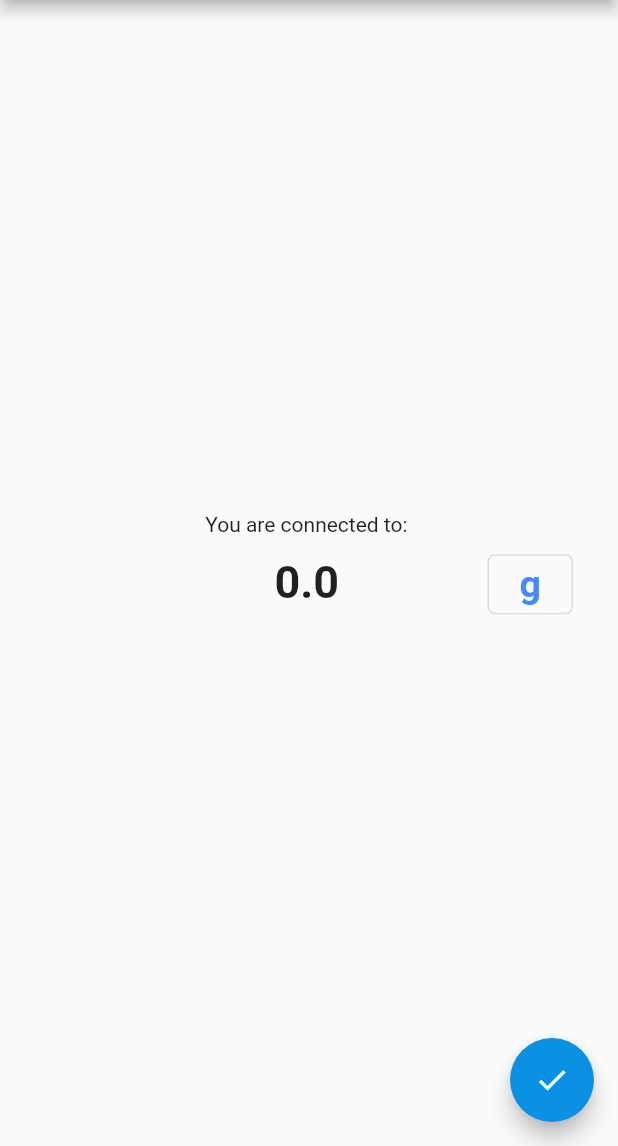
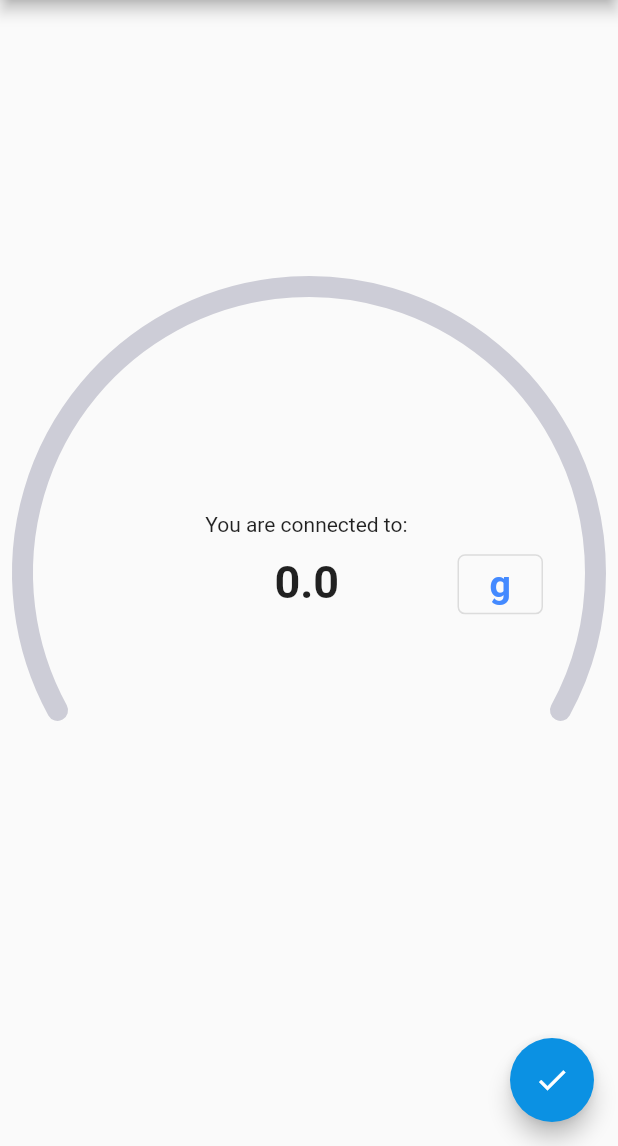
Before and after one commit to ammolytics/projects, a Flutter app: the screen it shows after launch, in the side drawer, after a tap on the "check" icon, on a phone screen of 412 x 824 dp, the part 90-1236 px from its top. Run offline on Flutter 3.47's test engine with Material 2 defaults, Android fonts, the phone set to English and light mode, and no system bars; our stand-ins replace flutter_blue, flutter_redux, redux.

Commit message:
Added Dial UI and logic

```diff
--- a/trickler/mobile/lib/pages/home.dart
+++ b/trickler/mobile/lib/pages/home.dart
@@ -7,6 +7,7 @@ import '../globals.dart' as globals;
 
 import '../widgets/header.dart';
 import '../widgets/side_drawer.dart';
+import '../widgets/dial.dart';
 
 class HomePage extends StatefulWidget {
   final Function connectToDevice;
@@ -14,6 +15,7 @@ class HomePage extends StatefulWidget {
   HomePage({ Key key, this.connectToDevice, this.disconnect }) : super(key: key);
 
   final String title = 'Trickler';
+  final dialKey = new GlobalKey<DialState>();
 
   @override
   _HomePageState createState() => _HomePageState();
@@ -41,6 +43,7 @@ class _HomePageState extends State<HomePage> {
       _updatePeripheralUnit(globals.grams);
     }
     _syncTextField();
+    _syncDialState();
   }
 
   void _updatePeripheralUnit(unit) {
@@ -66,9 +69,16 @@ class _HomePageState extends State<HomePage> {
     }
   }
 
+  void _updateWeight(double weight) {
+    _updateCounter(weight.toString());
+    _syncTextField();
+    _syncDialState();
+  }
+
   void _updateCounter(text) {
     var newWeight = double.parse(text);
     _dispatch(SetTargetWeight(newWeight));
+    _syncDialState();
   }
 
   void _submit() {
@@ -80,6 +90,7 @@ class _HomePageState extends State<HomePage> {
     }
 
     _syncTextField();
+    _syncDialState();
 
     print('Sending $targetWeight to ${device.name}');
   }
@@ -88,6 +99,13 @@ class _HomePageState extends State<HomePage> {
     double targetWeight = _state.currentMeasurement.targetWeight;
     setState(() {
       _controller.text = '$targetWeight';
+    });
+  }
+
+  void _syncDialState() {
+    double targetWeight = _state.currentMeasurement.targetWeight;
+    setState(() {
+      widget.dialKey.currentState.setAngleFromValue(targetWeight);
     });
   }
 
@@ -127,12 +145,15 @@ class _HomePageState extends State<HomePage> {
             disconnect: widget.disconnect,
           ),
           body: Center(
+            child: Dial(
+              key: widget.dialKey,
+              updateWeight: _updateWeight,
               child: Column(
                 mainAxisAlignment: MainAxisAlignment.center,
                 children: <Widget>[
                   _getConnection(),
                   Padding(
-                  padding:EdgeInsets.symmetric(horizontal: 30),
+                    padding:EdgeInsets.symmetric(horizontal: 50),
                     child: TextField(
                       keyboardType: TextInputType.numberWithOptions(decimal: true),
                       controller: _controller,
@@ -179,6 +200,7 @@ class _HomePageState extends State<HomePage> {
                 ],
               ),
             ),
+          ),
           floatingActionButton: FloatingActionButton(
             heroTag: 'SubmitBtn',
             onPressed: _submit,
--- /dev/null
+++ b/trickler/mobile/lib/widgets/dial.dart
@@ -0,0 +1,126 @@
+import 'package:flutter/material.dart';
+import 'dart:math';
+
+class Dial extends StatefulWidget {
+  final Widget child;
+  final Function updateWeight;
+  Dial({ Key key, this.child, this.updateWeight}) : super(key: key);
+
+  @override
+  DialState createState() => DialState();
+}
+
+class DialState extends State<Dial> {
+  Size _screenSize = Size(0.0, 0.0);
+  double _angle = 0.0;
+
+  void setAngleFromValue(value) {
+    double percentage = value / 999.99;
+    setState(() {
+      _angle = toDeg(pi + 1) * percentage;
+    });
+  }
+
+  void _setAngleFromPosition(pos) {
+    Offset position = Offset(pos.dx, pos.dy - 60); // adjust y by 60 because of AppBar height
+    double dx = _screenSize.width / 2 - position.dx;
+    double dy = _screenSize.height / 2 - position.dy;
+    double adj = dx.abs();
+    double hyp = sqrt(pow(dx, 2) + pow(dy, 2));
+    double theta = acos(adj / hyp);
+    if (position.dx <= _screenSize.width / 2) {
+      if (position.dy <= _screenSize.height / 2) {
+        // QUAD 2
+        theta += 0.5;
+      } else if (position.dy > _screenSize.height / 2) {
+        // QUAD 3
+        theta *= -1;
+        theta += 0.5;
+      }
+    } else if (position.dx > _screenSize.width / 2) {
+      if (position.dy <= _screenSize.height / 2) {
+        // QUAD 1
+        theta = pi - theta + 0.5;
+      } else if (position.dy > _screenSize.height / 2) {
+        // QUAD 4
+        theta = pi + theta + 0.5;
+      }
+    }
+    double percentage = theta / (pi + 1);
+    // Give a min and max to the percentage
+    percentage = percentage > 1 ? 1.0 : percentage;
+    percentage = percentage < 0 ? 0.0 : percentage;
+
+    // Update parent, and global state w/ callback
+    widget.updateWeight(999.99 * percentage);
+    // Update local state
+    setState(() {
+      _angle = toDeg(pi + 1) * percentage;
+    });
+  }
+
+  @override
+  Widget build(BuildContext context) {
+    if (_screenSize != MediaQuery.of(context).size) {
+      setState(() {
+        _screenSize = MediaQuery.of(context).size;
+      });
+    }
+    return GestureDetector(
+      onTapDown: (TapDownDetails details) {
+        _setAngleFromPosition(details.globalPosition);
+      },
+      onPanStart: (DragStartDetails details) {
+        _setAngleFromPosition(details.globalPosition);
+      },
+      onPanUpdate: (DragUpdateDetails details) {
+        _setAngleFromPosition(details.globalPosition);
+      },
+      child: SizedBox(
+        width: MediaQuery.of(context).size.width,
+        height: MediaQuery.of(context).size.width,
+        child: CustomPaint(
+          painter: DialPainter(angle: _angle),
+          child: widget.child,
+        ),
+      ),
+    );
+  }
+}
+
+class DialPainter extends CustomPainter {
+  double angle;
+  DialPainter({this.angle});
+
+  final startAngle = pi - 0.5;
+  final endAngle = pi + 1;
+
+  Paint getDialPaint() {
+    Paint paint = Paint();
+    paint.style = PaintingStyle.stroke;
+    paint.strokeWidth = 14.0;
+    paint.strokeCap = StrokeCap.round;
+    return paint;
+  }
+
+  @override
+  void paint(Canvas canvas, Size size) {
+    var rect = Offset(15.0, 15.0) & Size.square(size.width - 30.0);
+    Paint paint = getDialPaint();
+    paint.color = Color.fromARGB(60, 60, 60, 100);
+    canvas.drawArc(rect, startAngle, endAngle, false, paint);
+    paint.color = Colors.blue;
+    canvas.drawArc(rect, startAngle, toRad(angle), false, paint);
+  }
+
+  @override
+  bool shouldRepaint(DialPainter oldDelegate) => oldDelegate.angle != this.angle;
+}
+
+double toRad(deg) {
+  return (deg / 180) * pi;
+}
+
+double toDeg(rad) {
+  return (rad / pi) * 180;
+}
```
Lines whose indentation alone changed are shown as unchanged.
